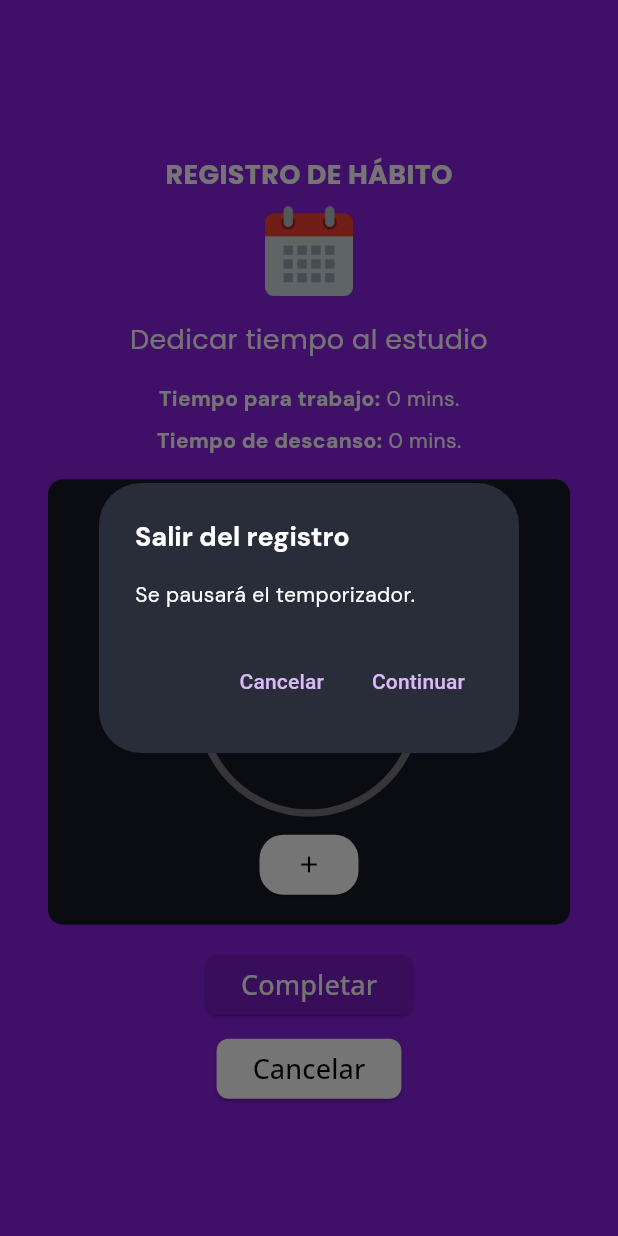
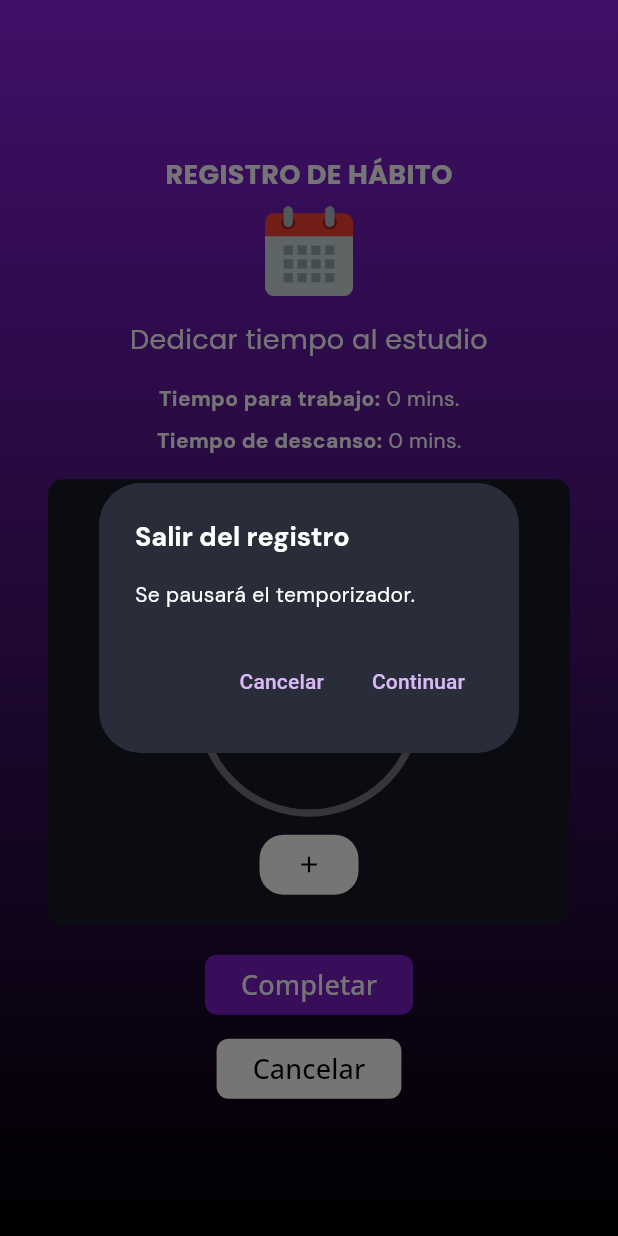
Before and after one commit to diegoZarateFer/stubit, a Flutter app: the RegisterTpHabit screen opened directly with sample values from the repository, after a tap on "Cancelar", on a phone screen of 412 x 824 dp. Run offline on Flutter 3.47's test engine with Material 3 defaults, Android fonts, the phone set to English and light mode, and no system bars; drawn by our look-alikes of percent_indicator; our stand-ins replace audioplayers, cloud_firestore, firebase_auth, firebase_core, flutter_rating_bar, google_fonts and 2 more; missing offline and left inert: day_picker; accounts and stored records are empty.

Commit message:
Controlando el botón físico para registro de haábitos TP.

```diff
--- a/lib/screens/register_habits_screens/register_CF_habit.dart
+++ b/lib/screens/register_habits_screens/register_CF_habit.dart
@@ -166,7 +166,7 @@ class _CreateFtHabitScreenState extends State<RegisterCfHabit> {
     }
   }
 
-  Future<bool> _handleCancelButtonPressed() async {
+  Future<bool> _handleBackButtonPressed() async {
     if (_changesWereMade) {
       final bool? confirmation = await showConfirmationDialog(
         context,
@@ -192,7 +192,7 @@ class _CreateFtHabitScreenState extends State<RegisterCfHabit> {
   Widget build(BuildContext context) {
     return WillPopScope(
       onWillPop: () async {
-        return await _handleCancelButtonPressed();
+        return await _handleBackButtonPressed();
       },
       child: Scaffold(
         body: Container(
@@ -365,7 +365,7 @@ class _CreateFtHabitScreenState extends State<RegisterCfHabit> {
                               height: 8,
                             ),
                             ElevatedButton(
-                              onPressed: _handleCancelButtonPressed,
+                              onPressed: _handleBackButtonPressed,
                               style: ElevatedButton.styleFrom(
                                 shape: RoundedRectangleBorder(
                                   borderRadius: BorderRadius.circular(8),
--- a/lib/screens/register_habits_screens/register_COF_habit.dart
+++ b/lib/screens/register_habits_screens/register_COF_habit.dart
@@ -181,7 +181,7 @@ class _CreateFtHabitScreenState extends State<RegisterCofHabit> {
     }
   }
 
-  Future<bool> _handleCancelButtonPressed() async {
+  Future<bool> _handleBackButtonPressed() async {
     if (_changesWereMade) {
       final bool? confirmation = await showConfirmationDialog(
           context,
@@ -212,7 +212,7 @@ class _CreateFtHabitScreenState extends State<RegisterCofHabit> {
 
     return WillPopScope(
       onWillPop: () async {
-        return _handleCancelButtonPressed();
+        return await _handleBackButtonPressed();
       },
       child: Scaffold(
         body: Container(
@@ -422,7 +422,7 @@ class _CreateFtHabitScreenState extends State<RegisterCofHabit> {
                             height: 8,
                           ),
                           ElevatedButton(
-                            onPressed: _handleCancelButtonPressed,
+                            onPressed: _handleBackButtonPressed,
                             style: ElevatedButton.styleFrom(
                               shape: RoundedRectangleBorder(
                                 borderRadius: BorderRadius.circular(8),
--- a/lib/screens/register_habits_screens/register_TP_habit.dart
+++ b/lib/screens/register_habits_screens/register_TP_habit.dart
@@ -182,7 +182,7 @@ class _CreateFtHabitScreenState extends State<RegisterTpHabit> {
     _targetIsCompleted = _completedCycles >= widget.targetNumberOfCycles;
   }
 
-  void _handleCancelButtonPressed() async {
+  Future<bool> _handleBackButtonPressed() async {
     final bool? confirmation = await showConfirmationDialog(
       context,
       "Salir del registro",
@@ -193,8 +193,10 @@ class _CreateFtHabitScreenState extends State<RegisterTpHabit> {
 
     if (confirmation ?? false) {
       await _saveFormData();
-      Navigator.of(context).pop();
+      return true;
     }
+
+    return false;
   }
 
   @override
@@ -206,7 +208,23 @@ class _CreateFtHabitScreenState extends State<RegisterTpHabit> {
 
   @override
   Widget build(BuildContext context) {
-    return Center(
+    return WillPopScope(
+      onWillPop: () async {
+        return await _handleBackButtonPressed();
+      },
+      child: Scaffold(
+        body: Container(
+          decoration: const BoxDecoration(
+            gradient: LinearGradient(
+              begin: Alignment.topCenter,
+              end: Alignment.bottomCenter,
+              colors: [
+                Color.fromRGBO(139, 34, 227, 1),
+                Colors.black,
+              ],
+            ),
+          ),
+          child: Center(
             child: SingleChildScrollView(
               child: Padding(
                 padding: const EdgeInsets.all(32),
@@ -306,8 +324,8 @@ class _CreateFtHabitScreenState extends State<RegisterTpHabit> {
                             completedCycles: _completedCycles,
                             remainingTime: _remainingSeconds,
                             workIntervalIsActive: _workIntervalIsActive,
-                      onUpdateTimer:
-                          (bool workIntervalIsActive, int remainingSeconds) {
+                            onUpdateTimer: (bool workIntervalIsActive,
+                                int remainingSeconds) {
                               _remainingSeconds = remainingSeconds;
                               _workIntervalIsActive = workIntervalIsActive;
                             },
@@ -326,12 +344,14 @@ class _CreateFtHabitScreenState extends State<RegisterTpHabit> {
                             height: 16,
                           ),
                           ElevatedButton(
-                      onPressed: _targetIsCompleted ? _registerHabit : null,
+                            onPressed:
+                                _targetIsCompleted ? _registerHabit : null,
                             style: ElevatedButton.styleFrom(
                               shape: RoundedRectangleBorder(
                                 borderRadius: BorderRadius.circular(8),
                               ),
-                        backgroundColor: const Color.fromRGBO(121, 30, 198, 1),
+                              backgroundColor:
+                                  const Color.fromRGBO(121, 30, 198, 1),
                             ),
                             child: Text(
                               "Completar",
@@ -346,7 +366,7 @@ class _CreateFtHabitScreenState extends State<RegisterTpHabit> {
                             height: 8,
                           ),
                           ElevatedButton(
-                      onPressed: _handleCancelButtonPressed,
+                            onPressed: _handleBackButtonPressed,
                             style: ElevatedButton.styleFrom(
                               shape: RoundedRectangleBorder(
                                 borderRadius: BorderRadius.circular(8),
@@ -366,6 +386,9 @@ class _CreateFtHabitScreenState extends State<RegisterTpHabit> {
                       ),
               ),
             ),
+          ),
+        ),
+      ),
     );
   }
 }
```
Lines whose indentation alone changed are shown as unchanged.
